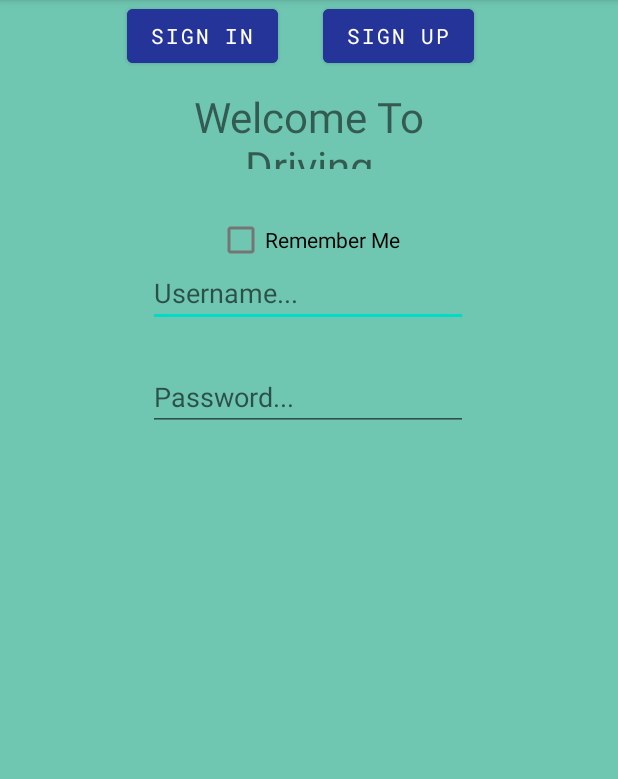
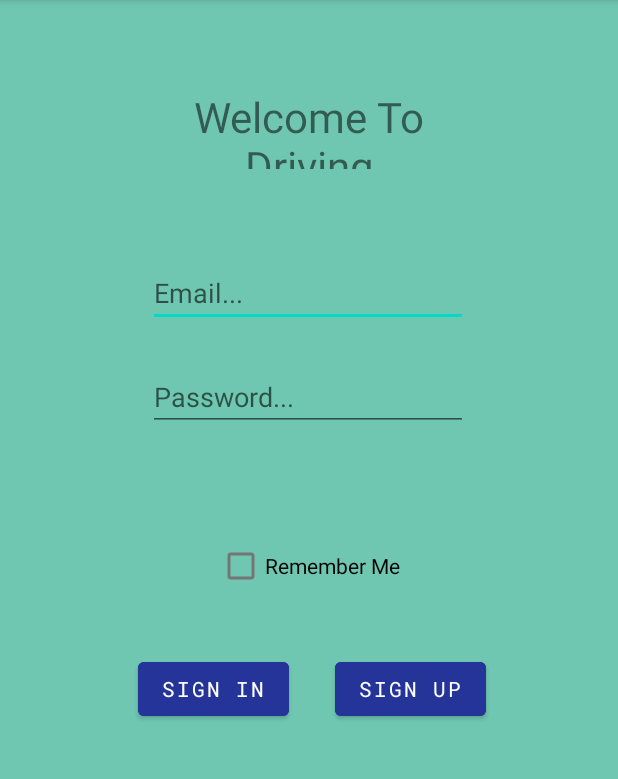
Before and after one commit to ShabrireiBerchovArarat/Driving, an Android app: the screen it shows after launch (LoginActivity), on a phone screen of 412 x 824 dp, the part 84-863 px from its top. Run offline under Robolectric (Android 15) with nearby library versions, the phone set to English and light mode, and no system bars; Roboto replaces fonts that are not available here.

Commit message:
Added SharedPreferences support. (in LoginActivity).

```diff
--- a/app/src/main/java/com/paz/razabi/driving/LoginActivity.java
+++ b/app/src/main/java/com/paz/razabi/driving/LoginActivity.java
@@ -4,19 +4,82 @@
 
 import android.content.SharedPreferences;
 import android.os.Bundle;
+import android.preference.PreferenceManager;
+import android.view.View;
 import android.widget.Button;
 import android.widget.CheckBox;
 import android.widget.EditText;
 
 public class LoginActivity extends AppCompatActivity {
-    private SharedPreferences mPrefrences;
+    private SharedPreferences mPreferences;
     private SharedPreferences.Editor mEditor;
-    private EditText etUsername , etPassword;
+    private EditText etEmail , etPassword;
     private Button bSignIn , bSignUp;
-    private CheckBox cnRemember;
+    private CheckBox cbRemember;
+    private final String EMPTY_OR_MISSING_SP = "";
+
     @Override
     protected void onCreate(Bundle savedInstanceState) {
         super.onCreate(savedInstanceState);
         setContentView(R.layout.activity_login);
+        etEmail = findViewById(R.id.etEmail);
+        etPassword = findViewById(R.id.etPassword);
+
+        bSignIn = findViewById(R.id.bSignIn);
+        bSignUp = findViewById(R.id.bSignUp);
+
+        cbRemember = findViewById(R.id.cbRemember);
+
+        mPreferences = PreferenceManager.getDefaultSharedPreferences(this);
+        mEditor = mPreferences.edit();
+
+        // If possible, restore saved credentials.
+        restoreCreds();
+
+        // Else, continue with sign in/up
+
+    }
+
+    private void restoreCreds() {
+        etEmail = findViewById(R.id.etEmail);
+        etPassword = findViewById(R.id.etPassword);
+        cbRemember = findViewById(R.id.cbRemember);
+
+        etEmail.setText(mPreferences.getString("saved_email", EMPTY_OR_MISSING_SP));
+        etPassword.setText(mPreferences.getString("saved_password", EMPTY_OR_MISSING_SP));
+        cbRemember.setChecked(mPreferences.getBoolean("saved_creds", false));
+    }
+
+    public void signUp(View view) {
+        etEmail = findViewById(R.id.etEmail);
+        etPassword = findViewById(R.id.etPassword);
+        cbRemember = findViewById(R.id.cbRemember);
+
+        if (cbRemember.isChecked()) {
+            mEditor.putString("saved_email", etEmail.getText().toString());
+            mEditor.putString("saved_password", etPassword.getText().toString());
+            mEditor.putBoolean("save_creds", true);
+        } else {
+            mEditor.putString("saved_email", EMPTY_OR_MISSING_SP);
+            mEditor.putString("saved_password", EMPTY_OR_MISSING_SP);
+            mEditor.putBoolean("save_creds", false);
+        }
+        mEditor.apply();
+    }
+
+    public void signIn(View view) {
+        etEmail = findViewById(R.id.etEmail);
+        etPassword = findViewById(R.id.etPassword);
+
+        if (cbRemember.isChecked()) {
+            mEditor.putString("saved_email", etEmail.getText().toString());
+            mEditor.putString("saved_password", etPassword.getText().toString());
+            mEditor.putBoolean("save_creds", true);
+        } else {
+            mEditor.putString("saved_email", EMPTY_OR_MISSING_SP);
+            mEditor.putString("saved_password", EMPTY_OR_MISSING_SP);
+            mEditor.putBoolean("save_creds", false);
+        }
+        mEditor.apply();
     }
 }
--- a/app/src/main/res/layout/activity_login.xml
+++ b/app/src/main/res/layout/activity_login.xml
@@ -23,13 +23,13 @@
         app:layout_constraintVertical_bias="0.082" />
 
     <EditText
-        android:id="@+id/etUsername"
+        android:id="@+id/etEmail"
         android:layout_width="wrap_content"
         android:layout_height="wrap_content"
         android:layout_marginTop="60dp"
         android:ems="10"
         android:fontFamily="@font/bad_script"
-        android:hint="Username..."
+        android:hint="Email..."
         android:inputType="textPersonName"
         app:layout_constraintEnd_toEndOf="parent"
         app:layout_constraintHorizontal_bias="0.497"
@@ -45,21 +45,25 @@
         android:fontFamily="@font/bad_script"
         android:hint="Password..."
         android:inputType="textPassword"
-        app:layout_constraintEnd_toEndOf="@+id/etUsername"
+        app:layout_constraintEnd_toEndOf="@+id/etEmail"
         app:layout_constraintHorizontal_bias="0.0"
-        app:layout_constraintStart_toStartOf="@+id/etUsername"
-        app:layout_constraintTop_toBottomOf="@+id/etUsername" />
+        app:layout_constraintStart_toStartOf="@+id/etEmail"
+        app:layout_constraintTop_toBottomOf="@+id/etEmail" />
 
     <Button
         android:id="@+id/bSignUp"
         android:layout_width="wrap_content"
         android:layout_height="wrap_content"
-        android:layout_marginEnd="96dp"
+        android:layout_marginTop="148dp"
+        android:layout_marginEnd="88dp"
         android:backgroundTint="@color/bottonColor"
         android:fontFamily="@font/roboto_mono"
+        android:onClick="signUp"
         android:text="SIGN UP"
+        app:layout_constraintBottom_toBottomOf="parent"
         app:layout_constraintEnd_toEndOf="parent"
-        tools:layout_editor_absoluteY="454dp" />
+        app:layout_constraintTop_toBottomOf="@+id/etPassword"
+        app:layout_constraintVertical_bias="0.0" />
 
     <Button
         android:id="@+id/bSignIn"
@@ -68,6 +72,7 @@
         android:layout_marginEnd="20dp"
         android:backgroundTint="@color/bottonColor"
         android:fontFamily="@font/roboto_mono"
+        android:onClick="signIn"
         android:text="SIGN IN"
         app:layout_constraintBottom_toBottomOf="@+id/bSignUp"
         app:layout_constraintEnd_toStartOf="@+id/bSignUp"
```
